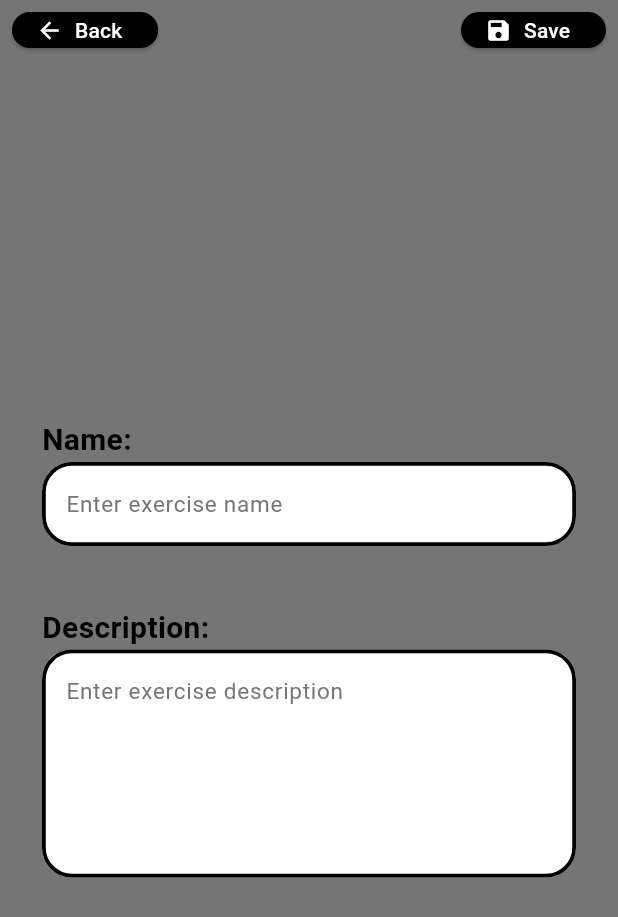
After one commit to MaximeAlgosup/Team-Muscle, a Flutter app: the AddExercisePage screen opened by its route, after a tap on "Back", after a tap on "Add Exercise", on a phone screen of 412 x 824 dp. The commit adds this screen. Shown: the top 917 px of the screen. Run offline on Flutter 3.47's test engine with Material 3 defaults, Android fonts, the phone set to English and light mode, and no system bars; our stand-ins replace go_router, sqflite; accounts and stored records are empty.

Commit message:
Add exercises adding

```diff
--- /dev/null
+++ b/team_muscle/lib/controllers/exercise_controller.dart
@@ -0,0 +1,60 @@
+import 'package:flutter/material.dart';
+
+// Models
+import 'package:team_muscle/models/exercise_model.dart';
+import 'package:team_muscle/models/tag_model.dart';
+
+// Tables
+import 'package:team_muscle/tables/exercise_table.dart';
+
+class ExerciseController {
+  final TextEditingController name = TextEditingController();
+  final TextEditingController description = TextEditingController();
+
+  void clearFields() {
+    name.clear();
+    description.clear();
+  }
+
+  void dispose() {
+    name.dispose();
+    description.dispose();
+  }
+
+  void setFields(ExerciseModel exercise) {
+    name.text = exercise.name;
+    description.text = exercise.description;
+  }
+
+  void setById(int id) async {
+    final ExerciseModel exercise = await findExerciseById(id);
+    setFields(exercise);
+  }
+
+  void updateExercise(int id) async {
+    ExerciseModel exercise = ExerciseModel(
+      id: id,
+      name: name.text,
+      description: description.text,
+    );
+    updateExerciseRow(exercise);
+    clearFields();
+  }
+
+  void deleteExercise() async {
+    await deleteExerciseRow(name.text);
+  }
+
+  void saveExercise() async{
+    // get exercises number
+    int exercisesNumber = await exercises().then((value) => value.length);
+    int exerciseId = exercisesNumber + 1;
+    ExerciseModel exercise = ExerciseModel(
+      id: exerciseId,
+      name: name.text,
+      description: description.text,
+    );
+    insertExercise(exercise);
+    clearFields();
+  }
+}
--- a/team_muscle/lib/models/exercise_model.dart
+++ b/team_muscle/lib/models/exercise_model.dart
@@ -1,13 +1,25 @@
 import 'package:team_muscle/models/tag_model.dart';
-import 'package:team_muscle/models/exercise_data_model.dart';
 
 class ExerciseModel {
+  final int id;
   final String name;
   final String description;
-  final List<TagModel> tags;
-  final List<ExerciseDataModel> data = [];
 
+  ExerciseModel({
+    required this.id,
+    required this.name,
+    required this.description});
 
-  ExerciseModel(
-      {required this.name, required this.description, required this.tags});
+  Map<String, Object?> toMap() {
+    return {
+      'id': id,
+      'name': name,
+      'description': description,
+    };
+  }
+
+  @override
+  String toString() {
+    return 'ExerciseModel{id: $id, name: $name, description: $description}';
+  }
 }
--- a/team_muscle/lib/models/tag_model.dart
+++ b/team_muscle/lib/models/tag_model.dart
@@ -1,6 +1,23 @@
 class TagModel {
+  final int id;
   final String name;
   final String description;
 
-  TagModel({required this.name, required this.description});
+  TagModel({
+    required this.id,
+    required this.name,
+    required this.description});
+
+  Map<String, Object?> toMap() {
+    return {
+      'id': id,
+      'name': name,
+      'description': description,
+    };
+  }
+
+  @override
+  String toString() {
+    return 'TagModel{id: $id, name: $name, description: $description}';
+  }
 }
--- /dev/null
+++ b/team_muscle/lib/pages/exercises/add_exercise_page.dart
@@ -0,0 +1,74 @@
+import 'package:flutter/material.dart';
+import 'package:go_router/go_router.dart';
+
+// Widgets
+import 'package:team_muscle/widgets/buttons/icon_button_widget.dart';
+import 'package:team_muscle/widgets/fields/text_area_widget.dart';
+import 'package:team_muscle/widgets/fields/text_field_widget.dart';
+
+// Controllers
+import 'package:team_muscle/controllers/exercise_controller.dart';
+
+class AddExercisePage extends StatelessWidget {
+  AddExercisePage({super.key});
+
+  final controller = ExerciseController();
+
+  @override
+  Widget build(BuildContext context) {
+    return Scaffold(
+      appBar: PreferredSize(
+        preferredSize: const Size.fromHeight(40.0),
+        child: Container(
+          color: Colors.grey[600],
+          child: Padding(
+            padding: const EdgeInsets.all(8.0),
+            child: Row(
+              mainAxisAlignment: MainAxisAlignment.spaceBetween,
+              children: [
+                IconButtonWidget(
+                  label: 'Back',
+                  icon: Icons.arrow_back,
+                  onPressed: () {
+                    context.goNamed("exercise_list");
+                  },
+                ),
+                IconButtonWidget(
+                  label: 'Save',
+                  icon: Icons.save,
+                  onPressed: () {
+                    controller.saveExercise();
+                    context.goNamed("exercise_list");
+                  },
+                ),
+              ],
+            ),
+          ),
+        ),
+      ),
+      body: Container(
+        color: Colors.grey[600],
+        child: Padding(
+          padding: const EdgeInsets.all(8.0),
+          child: Column(
+            mainAxisAlignment: MainAxisAlignment.center,
+            children: [
+              TextFieldWidget(
+                label: 'Name: ',
+                hintText: 'Enter exercise name',
+                controller: controller.name,
+                isEditable: true,
+              ),
+              TextAreaWidget(
+                label: 'Description: ',
+                hintText: 'Enter exercise description',
+                controller: controller.description,
+                isEditable: true,
+              ),
+            ],
+          ),
+        ),
+      ),
+    );
+  }
+}
--- /dev/null
+++ b/team_muscle/lib/pages/exercises/exercise_list_page.dart
@@ -0,0 +1,63 @@
+import 'package:flutter/material.dart';
+import 'package:go_router/go_router.dart';
+
+// Widgets
+import 'package:team_muscle/widgets/buttons/icon_button_widget.dart';
+import 'package:team_muscle/widgets/navbar_widget.dart';
+import 'package:team_muscle/widgets/selects/select_exercise_widget.dart';
+
+// Models
+import 'package:team_muscle/models/exercise_model.dart';
+
+// Tables
+import 'package:team_muscle/tables/exercise_table.dart';
+
+class ExerciseListPage extends StatelessWidget {
+  const ExerciseListPage({super.key});
+
+  Future<bool> isExercises() async {
+    final List<ExerciseModel> exercisesList = await exercises();
+    if (exercisesList.isEmpty) {
+      return false;
+    }
+    return true;
+  }
+
+  Future<List<ExerciseModel>> getExercises() async {
+    final List<ExerciseModel> exercisesList = await exercises();
+    return exercisesList;
+  }
+
+  @override
+  Widget build(BuildContext context) {
+    return Scaffold(
+      body: Container(
+        color: Colors.grey[600],
+        child: Padding(
+          padding: const EdgeInsets.all(8.0),
+          child: Column(
+            mainAxisAlignment: MainAxisAlignment.center,
+            children: [
+              const SelectExerciseWidget(),
+              const SizedBox(height: 20),
+              Center(
+                child: IconButtonWidget(
+                  label: 'Add Exercise',
+                  icon: Icons.add,
+                  onPressed: () {
+                    print("Add Exercise");
+                    context.goNamed("add_exercise");
+                  },
+                ),
+              )
+            ],
+          ),
+        ),
+      ),
+      bottomNavigationBar: Container(
+          color: Colors.grey[600],
+          child: const NavbarWidget(selectedIndex: 0)
+      ),
+    );
+  }
+}
--- a/team_muscle/lib/pages/add_user_page.dart
+++ b/team_muscle/lib/pages/users/add_user_page.dart
@@ -14,11 +14,6 @@ import 'package:team_muscle/tables/user_table.dart';
 
 class AddUserPage extends StatelessWidget {
   const AddUserPage({super.key});
-
-  void printUsers() async {
-    final List<UserModel> usersList = await users();
-    debugPrint("number of users: ${usersList.toString()}");
-  }
 
   Future<List<UserModel>> getUsers() async {
     final List<UserModel> usersList = await users();
--- a/team_muscle/lib/pages/user_page.dart
+++ b/team_muscle/lib/pages/users/user_page.dart
@@ -111,7 +111,7 @@ class _UserPageState extends State<UserPage>
             print("Pad released!");
             updateIsUser();
             _runAnimation(details.velocity.pixelsPerSecond, size);
-            context.goNamed('profile');
+            (_isUser == true)? context.goNamed('profile') : null;
           },
           child: Align(
             alignment: _dragAlignment,
--- a/team_muscle/lib/routes.dart
+++ b/team_muscle/lib/routes.dart
@@ -3,11 +3,15 @@ import 'package:go_router/go_router.dart';
 
 // Pages
 import 'package:team_muscle/pages/home_page.dart';
-import 'package:team_muscle/pages/user_page.dart';
-import 'package:team_muscle/pages/add_user_page.dart';
-import 'package:team_muscle/pages/select_user_page.dart';
-import 'package:team_muscle/pages/profile_page.dart';
-import 'package:team_muscle/pages/edit_profile_page.dart';
+// Users Pages
+import 'package:team_muscle/pages/users/user_page.dart';
+import 'package:team_muscle/pages/users/add_user_page.dart';
+import 'package:team_muscle/pages/users/select_user_page.dart';
+import 'package:team_muscle/pages/users/profile_page.dart';
+import 'package:team_muscle/pages/users/edit_profile_page.dart';
+// Exercises Pages
+import 'package:team_muscle/pages/exercises/exercise_list_page.dart';
+import 'package:team_muscle/pages/exercises/add_exercise_page.dart';
 
 
 
@@ -22,39 +26,53 @@ final GoRouter router = GoRouter(
       }
     ),
     GoRoute(
-      path: '/pages/user_page.dart',
+      path: '/pages/users/user_page.dart',
       name: 'user',
       pageBuilder: (BuildContext context, GoRouterState state){
         return const MaterialPage(child: UserPage());
       }
     ),
     GoRoute(
-      path: '/pages/add_user_page.dart',
+      path: '/pages/users/add_user_page.dart',
       name: 'add_user',
       pageBuilder: (BuildContext context, GoRouterState state){
         return const MaterialPage(child: AddUserPage());
       }
     ),
     GoRoute(
-      path: '/pages/select_user_page.dart',
+      path: '/pages/users/select_user_page.dart',
       name: 'select_user',
       pageBuilder: (BuildContext context, GoRouterState state){
         return const MaterialPage(child: SelectUserPage());
       }
     ),
     GoRoute(
-      path: '/pages/profile_page.dart',
+      path: '/pages/users/profile_page.dart',
       name: 'profile',
       pageBuilder: (BuildContext context, GoRouterState state){
         return const MaterialPage(child: ProfilePage());
       }
     ),
     GoRoute(
-      path: '/pages/edit_profile_page.dart',
+      path: '/pages/users/edit_profile_page.dart',
       name: 'edit_profile',
       pageBuilder: (BuildContext context, GoRouterState state){
         return const MaterialPage(child: EditProfilePage());
       }
     ),
+    GoRoute(
+      path: '/pages/exercises/exercise_list_page.dart',
+      name: 'exercise_list',
+      pageBuilder: (BuildContext context, GoRouterState state){
+        return const MaterialPage(child: ExerciseListPage());
+      }
+    ),
+    GoRoute(
+      path: '/pages/exercises/add_exercise_page.dart',
+      name: 'add_exercise',
+      pageBuilder: (BuildContext context, GoRouterState state){
+        return MaterialPage(child: AddExercisePage());
+      }
+    ),
   ],
 );
--- /dev/null
+++ b/team_muscle/lib/tables/exercise_table.dart
@@ -0,0 +1,64 @@
+import 'package:sqflite/sqflite.dart';
+import 'package:team_muscle/globals.dart' as globals;
+
+// ExerciseModel class
+import 'package:team_muscle/models/exercise_model.dart';
+import 'package:team_muscle/models/tag_model.dart';
+
+Future<void> insertExercise(ExerciseModel exercise) async {
+  // Get a reference to the database.
+  final db = await globals.database;
+  await db.insert(
+    'exercises',
+    exercise.toMap(),
+    conflictAlgorithm: ConflictAlgorithm.replace,
+  );
+}
+
+Future<ExerciseModel> findExerciseById(int id) async {
+  final db = await globals.database;
+  final List<Map<String, Object?>> exerciseMaps = await db.query(
+    'exercises',
+    where: 'id = ?',
+    whereArgs: [id],
+  );
+
+  return ExerciseModel(
+    id: exerciseMaps.first['id'] as int,
+    name: exerciseMaps.first['name'] as String,
+    description: exerciseMaps.first['description'] as String,
+  );
+}
+
+Future<void> updateExerciseRow(ExerciseModel exercise) async {
+  final db = await globals.database;
+  await db.update(
+    'exercises',
+    exercise.toMap(),
+    where: 'id = ?',
+    whereArgs: [exercise.id],
+  );
+}
+
+Future<List<ExerciseModel>> exercises() async {
+  final db = await globals.database;
+  final List<Map<String, Object?>> exerciseMaps = await db.query('exercises');
+
+  return [
+    for (final {
+    'id': id as int,
+    'name': name as String,
+    'description': description as String,
+    } in exerciseMaps)
+      ExerciseModel(id: id, name: name, description: description),
+  ];
+}
+
+Future<void> deleteExerciseRow(String name) async {
+  final db = await globals.database;
+  await db.delete(
+    'exercises',
+    where: 'name = ?',
+    whereArgs: [name],
+  );
+}
--- /dev/null
+++ b/team_muscle/lib/tables/tag_table.dart
@@ -0,0 +1,78 @@
+import 'package:sqflite/sqflite.dart';
+import 'package:team_muscle/globals.dart' as globals;
+
+// TagModel class
+import 'package:team_muscle/models/tag_model.dart';
+
+Future<void> insertTag(TagModel tag) async {
+  // Get a reference to the database.
+  final db = await globals.database;
+  await db.insert(
+    'tags',
+    tag.toMap(),
+    conflictAlgorithm: ConflictAlgorithm.replace,
+  );
+}
+
+Future<TagModel> findTagById(int id) async {
+  final db = await globals.database;
+  final List<Map<String, Object?>> tagMaps = await db.query(
+    'tags',
+    where: 'id = ?',
+    whereArgs: [id],
+  );
+
+  return TagModel(
+    id: tagMaps.first['id'] as int,
+    name: tagMaps.first['name'] as String,
+    description: tagMaps.first['description'] as String,
+  );
+}
+
+Future<TagModel> findTagByName(String name) async {
+  final db = await globals.database;
+  final List<Map<String, Object?>> tagMaps = await db.query(
+    'tags',
+    where: 'name = ?',
+    whereArgs: [name],
+  );
+
+  return TagModel(
+    id: tagMaps.first['id'] as int,
+    name: tagMaps.first['name'] as String,
+    description: tagMaps.first['description'] as String,
+  );
+}
+
+Future<void> updateTagRow(TagModel tag) async {
+  final db = await globals.database;
+  await db.update(
+    'tags',
+    tag.toMap(),
+    where: 'id = ?',
+    whereArgs: [tag.id],
+  );
+}
+
+Future<List<TagModel>> tags() async {
+  final db = await globals.database;
+  final List<Map<String, Object?>> tagMaps = await db.query('tags');
+
+  return [
+    for (final {
+    'id': id as int,
+    'name': name as String,
+    'description': description as String,
+    } in tagMaps)
+      TagModel(id: id, name: name, description: description),
+  ];
+}
+
+Future<void> deleteTagRow(String name) async {
+  final db = await globals.database;
+  await db.delete(
+    'tags',
+    where: 'name = ?',
+    whereArgs: [name],
+  );
+}
--- /dev/null
+++ b/team_muscle/lib/widgets/fields/text_area_widget.dart
@@ -0,0 +1,84 @@
+import 'package:flutter/material.dart';
+
+class TextAreaWidget extends StatelessWidget {
+  const TextAreaWidget(
+      {required this.label,
+        required this.hintText,
+        required this.controller,
+        this.titleFontSize = 20,
+        this.hintFontSize = 15,
+        this.isEditable = true,
+        super.key});
+
+  final String label;
+  final String hintText;
+  final double titleFontSize;
+  final double hintFontSize;
+  final bool isEditable;
+  final TextEditingController controller;
+
+  @override
+  Widget build(BuildContext context) {
+    return Padding(
+      padding: const EdgeInsets.all(20.0),
+      child: Column(
+        children: [
+          Row(
+            children: [
+              Expanded(
+                  child: Text(
+                    label,
+                    style: TextStyle(
+                      color: Colors.black,
+                      fontSize: titleFontSize,
+                      fontWeight: FontWeight.bold,
+                    ),
+                  )),
+            ],
+          ),
+          Row(
+            children: [
+              Expanded(
+                child: TextField(
+                  maxLines: 5,
+                  enabled: isEditable,
+                  controller: controller,
+                  decoration: InputDecoration(
+                    filled: true,
+                    fillColor: Colors.white,
+                    hintText: hintText,
+                    hintStyle: TextStyle(
+                      color: Colors.grey[600],
+                      fontSize: hintFontSize,
+                    ),
+                    focusedBorder: const OutlineInputBorder(
+                      borderSide: BorderSide(
+                        color: Colors.black,
+                        width: 2.5,
+                      ),
+                      borderRadius: BorderRadius.all(Radius.circular(20)),
+                    ),
+                    enabledBorder: const OutlineInputBorder(
+                      borderSide: BorderSide(
+                        color: Colors.black,
+                        width: 2.5,
+                      ),
+                      borderRadius: BorderRadius.all(Radius.circular(20)),
+                    ),
+                    disabledBorder: const OutlineInputBorder(
+                      borderSide: BorderSide(
+                        color: Colors.black,
+                        width: 2.5,
+                      ),
+                      borderRadius: BorderRadius.all(Radius.circular(20)),
+                    ),
+                  ),
+                ),
+              ),
+            ],
+          ),
+        ],
+      ),
+    );
+  }
+}
--- a/team_muscle/lib/widgets/navbar_widget.dart
+++ b/team_muscle/lib/widgets/navbar_widget.dart
@@ -34,7 +34,7 @@ class _NavbarWidgetState extends State<NavbarWidget> {
     setState(() {
       _selectedIndex = index;
       if(index == 0) {
-        return;
+        context.goNamed('exercise_list');
       } else if(index == 1) {
         return;
       } else if(index == 2) {
--- /dev/null
+++ b/team_muscle/lib/widgets/selects/select_exercise_widget.dart
@@ -0,0 +1,76 @@
+import 'package:flutter/foundation.dart';
+import 'package:flutter/material.dart';
+import 'package:go_router/go_router.dart';
+
+// Models
+import 'package:team_muscle/models/exercise_model.dart';
+
+// Tables
+import 'package:team_muscle/tables/exercise_table.dart';
+
+class SelectExerciseWidget extends StatefulWidget {
+  const SelectExerciseWidget({super.key});
+
+  @override
+  _SelectExerciseWidgetState createState() => _SelectExerciseWidgetState();
+}
+
+
+class _SelectExerciseWidgetState extends State<SelectExerciseWidget> {
+
+  Future<List<ExerciseModel>> getExercises() async {
+    List<ExerciseModel> exercisesList = await exercises();
+    // print all users data
+    if(kDebugMode) {
+      for (int i = 0; i < exercisesList.length; i++) {
+        debugPrint("Exercise: ${exercisesList[i].toString()}");
+      }
+    }
+    return exercisesList;
+  }
+
+  Future<List<ExerciseModel>> exercisesList = Future.value([]);
+
+  @override
+  void initState() {
+    super.initState();
+    exercisesList = getExercises();
+  }
+
+  @override
+  Widget build(BuildContext context) {
+    return FutureBuilder<List<ExerciseModel>>(
+      future: exercisesList,
+      builder:
+          (BuildContext context, AsyncSnapshot<List<ExerciseModel>> exercisesSnapshot) {
+        if (exercisesSnapshot.hasData) {
+          return Expanded(
+              child: RefreshIndicator(
+                onRefresh: () async {
+                  setState(() {
+                    exercisesList = getExercises();
+                  });
+                },
+                child: ListView.builder(
+                  itemCount: exercisesSnapshot.data!.length,
+                  itemBuilder: (BuildContext context, int index) {
+                    return Card(
+                      child: ListTile(
+                        title: Text(exercisesSnapshot.data![index].name),
+                        trailing: IconButton(
+                          icon: const Icon(Icons.visibility),
+                          onPressed: () {
+                            print("Selected exercise: ${exercisesSnapshot.data![index].name}");
+                          },
+                        ),
+                      ),
+                    );
+                  },
+                ),
+              ));
+        }
+        return const CircularProgressIndicator();
+      },
+    );
+  }
+}
--- a/team_muscle/lib/widgets/select_user_widget.dart
+++ b/team_muscle/lib/widgets/selects/select_user_widget.dart
@@ -62,7 +62,7 @@ class _SelectUserWidgetState extends State<SelectUserWidget> {
                       icon: const Icon(Icons.how_to_reg),
                       onPressed: () {
                         globals.userIndex = usersSnapshot.data![index].id;
-                        context.goNamed("user");
+                        context.goNamed("profile");
                       },
                     ),
                   ),
```
Also changed, not shown: team_muscle/lib/main.dart (+33 -4 lines), team_muscle/lib/models/exercise_data_model.dart (+30 -6 lines), team_muscle/lib/pages/home_page.dart (+25 -14 lines), team_muscle/lib/pages/users/select_user_page.dart (renamed from team_muscle/lib/pages/select_user_page.dart, +1 -6 lines), team_muscle/lib/pages/users/edit_profile_page.dart (renamed from team_muscle/lib/pages/edit_profile_page.dart), team_muscle/lib/pages/users/profile_page.dart (renamed from team_muscle/lib/pages/profile_page.dart).
